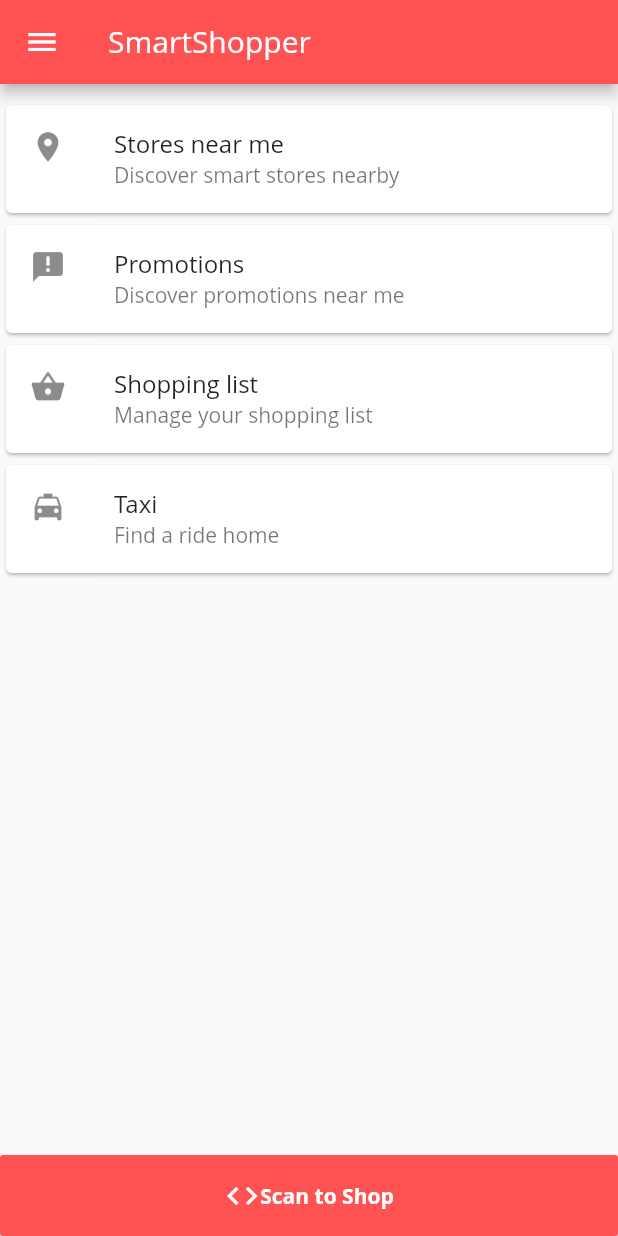
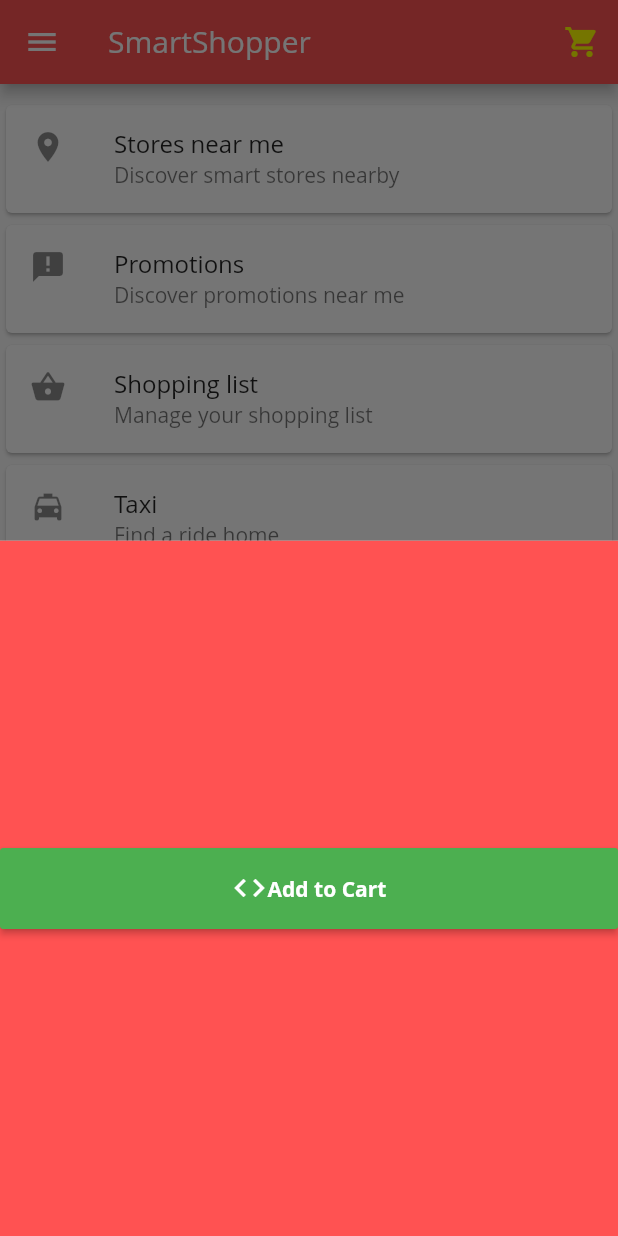
Before and after one commit to ebenezergraham/smartshopper-1, a Flutter app: the MyHomepage screen opened by its route, after a tap on "Scan to Shop", on a phone screen of 412 x 824 dp. Run offline on Flutter 3.47's test engine with Material 2 defaults, Android fonts, the phone set to English and light mode, and no system bars; our stand-ins replace firebase_auth, fluttertoast, google_sign_in; missing offline and left inert: barcode_scan, flutter_facebook_login; accounts and stored records are empty.

Commit message:
Modal + Cart
Added the product details modal and cart page

```diff
--- /dev/null
+++ b/lib/cart.dart
@@ -0,0 +1,26 @@
+import 'package:flutter/material.dart';
+
+class Cart extends StatefulWidget {
+  @override
+  _State createState() => new _State();
+}
+
+class _State extends State<Cart>{
+  @override
+  Widget build(BuildContext context) {
+    return new Scaffold(
+      appBar: new AppBar(
+        title: new Text("Cart"),
+      ),
+
+      body: new Container(
+        padding: new EdgeInsets.all(32.0),
+        child: new Column(
+          children: <Widget>[
+            new Text('Cart Items go here')
+          ],
+        ),
+      ),
+    );
+  }
+}
--- a/lib/homepage.dart
+++ b/lib/homepage.dart
@@ -3,6 +3,7 @@ import 'dart:async';
 import 'package:flutter/material.dart';
 import 'package:barcode_scan/barcode_scan.dart';
 import 'package:flutter/services.dart';
+import 'package:fluttertoast/fluttertoast.dart';
 
 class MyHomepage extends StatefulWidget {
   @override
@@ -17,6 +18,17 @@ class _State extends State<MyHomepage> {
     return new Scaffold(
         appBar: new AppBar(
           title: new Text("SmartShopper"),
+          actions: <Widget>[
+            IconButton(
+              icon: new Icon(
+                Icons.shopping_cart,
+                color: Colors.yellowAccent,
+              ),
+              onPressed: () {
+                Navigator.of(context).pushNamed('/cart');
+              },
+            )
+          ],
         ),
         drawer: new Drawer(
           child: new ListView(
@@ -82,7 +94,8 @@ class _State extends State<MyHomepage> {
                           children: <Widget>[
                             new ListTile(
                               leading: const Icon(Icons.location_on),
-                                subtitle: const Text('Discover smart stores nearby'),
+                              subtitle:
+                                  const Text('Discover smart stores nearby'),
                               title: new Text('Stores near me'),
                               onTap: () {
                                 Navigator.of(context).pushNamed('/stores');
@@ -90,8 +103,7 @@ class _State extends State<MyHomepage> {
                             ),
                           ],
                         ),
-                        )
-                      ),
+                      )),
                       Container(
                           child: new Card(
                         child: new Column(
@@ -100,13 +112,13 @@ class _State extends State<MyHomepage> {
                             const ListTile(
                               leading: const Icon(Icons.announcement),
                               title: const Text('Promotions'),
-                                  subtitle: const Text('Discover promotions near me'),
+                              subtitle:
+                                  const Text('Discover promotions near me'),
                               onTap: null,
                             ),
                           ],
                         ),
-                          )
-                      ),
+                      )),
                       Container(
                           child: new Card(
                         child: new Column(
@@ -120,8 +132,7 @@ class _State extends State<MyHomepage> {
                             ),
                           ],
                         ),
-                          )
-                      ),
+                      )),
                       Container(
                           child: new Card(
                         child: new Column(
@@ -135,8 +146,7 @@ class _State extends State<MyHomepage> {
                             ),
                           ],
                         ),
-                          )
-                      ),
+                      )),
                       Text(barcode)
                     ],
                   ),
@@ -177,16 +187,17 @@ class _State extends State<MyHomepage> {
               ],
             )
           ],
-        )
-        );
+        ));
   }
 
   Future scan() async {
     try {
       String barcode = await BarcodeScanner.scan();
+      modal();
       setState(() => this.barcode = barcode);
     } on PlatformException catch (e) {
       if (e.code == BarcodeScanner.CameraAccessDenied) {
+        toast("Allow camera permission to proceed");
         setState(() {
           this.barcode = 'The user did not grant the camera permission!';
         });
@@ -194,10 +205,54 @@ class _State extends State<MyHomepage> {
         setState(() => this.barcode = 'Unknown error: $e');
       }
     } on FormatException {
+      toast("No product scanned");
       setState(() => this.barcode =
           'null (User returned using the "back"-button before scanning anything. Result)');
     } catch (e) {
       setState(() => this.barcode = 'Unknown error: $e');
     }
   }
+
+  Future toast(String message) async {
+    Fluttertoast.showToast(
+        msg: message,
+        toastLength: Toast.LENGTH_SHORT,
+        gravity: ToastGravity.CENTER,
+        timeInSecForIos: 1,
+        bgcolor: "#e74c3c",
+        textcolor: '#ffffff');
   }
+
+  Future modal() async {
+    showModalBottomSheet(
+        context: context,
+        builder: (builder) {
+          return new Container(
+            color: Colors.redAccent,
+            child: new Center(
+              child: new RaisedButton(
+                  padding: new EdgeInsets.all(15.0),
+                  color: Colors.green,
+                  child: Row(
+                    mainAxisAlignment: MainAxisAlignment.center,
+                    children: <Widget>[
+                      Icon(
+                        Icons.code,
+                        color: Colors.white,
+                      ),
+                      Text(
+                        'Add to Cart',
+                        style: TextStyle(
+                            color: Colors.white, fontWeight: FontWeight.bold),
+                      )
+                    ],
+                  ),
+                  onPressed: () {
+                    Navigator.of(context).pop();
+                    scan();
+                  }),
+            ),
+          );
+        });
+  }
+}
--- a/lib/main.dart
+++ b/lib/main.dart
@@ -1,7 +1,9 @@
 import 'package:flutter/material.dart';
 import 'package:smartshopper/login.dart';
 import 'package:smartshopper/splash_screen.dart';
+import 'package:smartshopper/cart.dart';
 import 'package:smartshopper/homepage.dart';
+
 
 void main() => runApp(SmartShopper());
 
@@ -10,6 +12,7 @@ class SmartShopper extends StatelessWidget {
     '/splashScreen': (BuildContext context) => new SplashScreen(),
     '/homepage': (BuildContext context) => new MyHomepage(),
     '/login': (BuildContext context) => new MyApp(),
+    '/cart': (BuildContext context) => new Cart(),
   };
 
   @override
--- a/pubspec.yaml
+++ b/pubspec.yaml
@@ -23,6 +23,7 @@ dependencies:
   google_sign_in: ^3.0.5
   firebase_auth: ^0.5.20
   flutter_facebook_login:
+  fluttertoast: ^2.0.7
 
 dev_dependencies:
   flutter_test:
```
Also changed, not shown: lib/login.dart (+17 -0 lines), pubspec.lock. Lines whose indentation alone changed are shown as unchanged.
